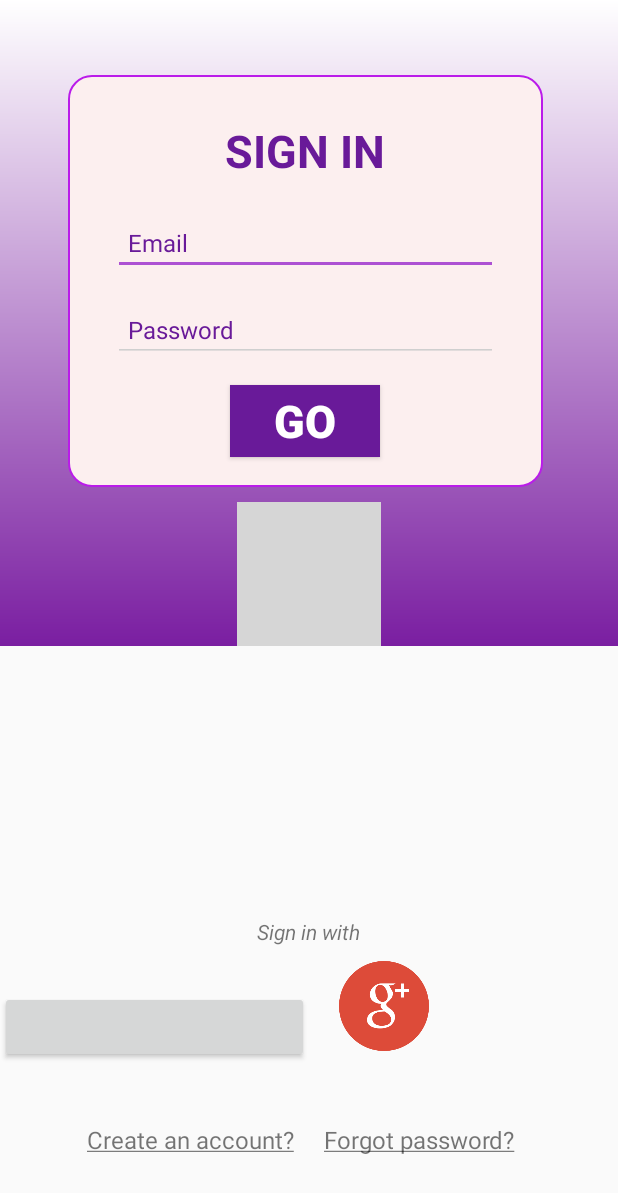
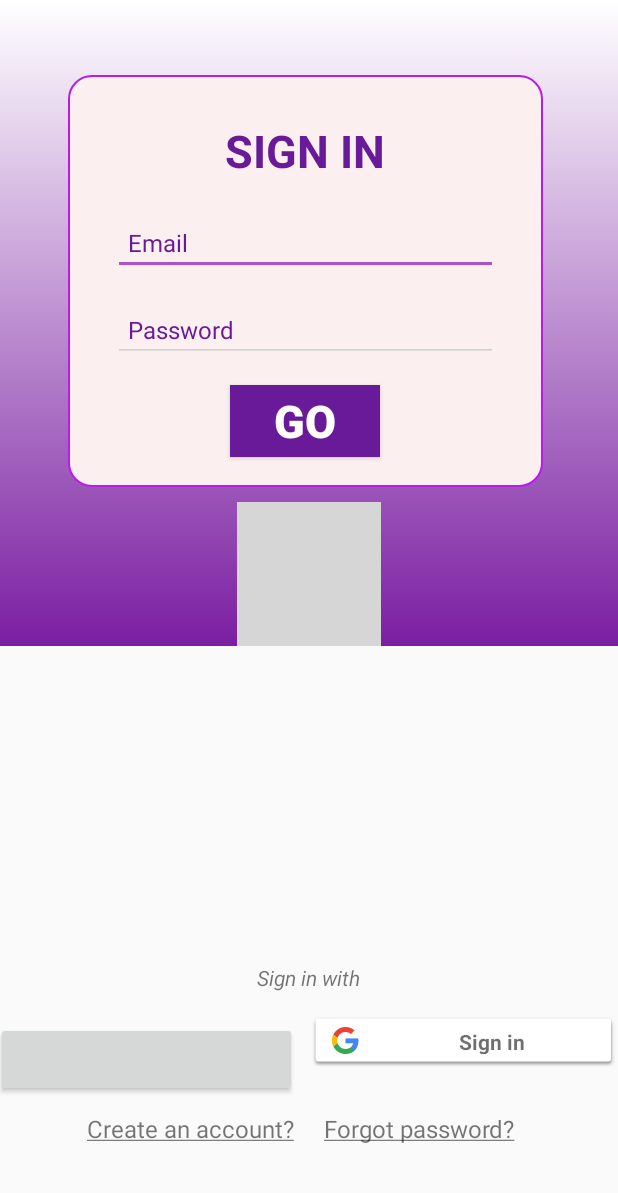
Before and after one commit to UngDungDiDong/LearnJapan, an Android app: the screen it shows after launch (LoginActivity), on a phone screen of 412 x 824 dp. Shown: the top 1193 px of the screen. Run offline under Robolectric (Android 15) with nearby library versions, the phone set to English and light mode, and no system bars; libraries missing offline, so code that uses them is left out: com.facebook, com.facebook.login; plain views replace LoginButton; 7 statements that could not run were skipped; grey boxes are pictures that could not be loaded.

Commit message:
Login Google

```diff
--- a/app/build.gradle
+++ b/app/build.gradle
@@ -41,5 +41,7 @@ dependencies {
     implementation 'com.android.support:design:26.1.0'
 
     compile 'com.facebook.android:facebook-android-sdk:[4,5)'
+
+    compile 'com.google.android.gms:play-services:11.8.0'
 }
 apply plugin: 'com.google.gms.google-services'
--- a/app/src/main/AndroidManifest.xml
+++ b/app/src/main/AndroidManifest.xml
@@ -3,7 +3,8 @@
     package="com.japan.jav.learnjapan">
 
     <uses-permission android:name="android.permission.INTERNET"/>
-
+    <uses-permission android:name="android.permission.GET_ACCOUNTS" />
+    <uses-permission android:name="android.permission.USE_CREDENTIALS" />
     <application
         android:allowBackup="true"
         android:icon="@mipmap/ic_launcher"
--- a/app/src/main/java/com/japan/jav/learnjapan/login_diem_nguyen/LoginActivity.java
+++ b/app/src/main/java/com/japan/jav/learnjapan/login_diem_nguyen/LoginActivity.java
@@ -5,6 +5,7 @@ import android.content.pm.PackageInfo;
 import android.content.pm.PackageManager;
 import android.content.pm.Signature;
 import android.os.Bundle;
+import android.support.annotation.NonNull;
 import android.support.v7.app.AppCompatActivity;
 import android.util.Base64;
 import android.util.Log;
@@ -23,6 +24,11 @@ import com.facebook.GraphRequest;
 import com.facebook.GraphResponse;
 import com.facebook.login.LoginResult;
 import com.facebook.login.widget.LoginButton;
+import com.google.android.gms.auth.api.Auth;
+import com.google.android.gms.auth.api.signin.GoogleSignInOptions;
+import com.google.android.gms.common.ConnectionResult;
+import com.google.android.gms.common.SignInButton;
+import com.google.android.gms.common.api.GoogleApiClient;
 import com.japan.jav.learnjapan.R;
 import org.json.JSONObject;
 
@@ -34,17 +40,18 @@ import java.util.Arrays;
  * Created by matas on 3/17/18.
  */
 
-public class LoginActivity  extends AppCompatActivity {
+public class LoginActivity  extends AppCompatActivity implements View.OnClickListener, GoogleApiClient.OnConnectionFailedListener {
 
     private EditText edtUsername;
     private EditText edtPassword;
     private Button btnLogin;
     private LoginButton imgFacebook;
-    private ImageView imgGoogle;
+    private SignInButton imgGoogle;
     private TextView txtCreateAcount;
     private TextView txtForgotPass;
-
+    private GoogleApiClient mGoogleSignInClient;
     CallbackManager callbackManager;
+    int RC_SIGN_IN =001;
 
     @Override
     protected void onCreate(Bundle savedInstanceState) {
@@ -53,6 +60,21 @@ public class LoginActivity  extends AppCompatActivity {
         callbackManager = CallbackManager.Factory.create();
 
         setContentView(R.layout.activity_login_nguyen_diem);
+
+        //yeu cau nguoi dung cung cap thong tin co ban
+        GoogleSignInOptions gso = new GoogleSignInOptions.Builder(GoogleSignInOptions.DEFAULT_SIGN_IN)
+                .requestEmail()
+                .build();
+
+        mGoogleSignInClient = new GoogleApiClient.Builder(this)
+                .enableAutoManage(this,this)
+                .addApi(Auth.GOOGLE_SIGN_IN_API,gso)
+                .build();
+
+        SignInButton imgGoogle =(SignInButton) findViewById(R.id.img_google);
+        imgGoogle.setSize(SignInButton.SIZE_STANDARD);
+
+        findViewById(R.id.img_google).setOnClickListener(this);
 
         getControls();
         setEvens();
@@ -102,7 +124,7 @@ public class LoginActivity  extends AppCompatActivity {
         edtPassword = (EditText) findViewById(R.id.edt_password);
         btnLogin = (Button) findViewById(R.id.btnLogin);
         imgFacebook = (LoginButton) findViewById(R.id.img_facebook);
-        imgGoogle = (ImageView) findViewById(R.id.img_google);
+        imgGoogle =(SignInButton) findViewById(R.id.img_google);
         txtCreateAcount = (TextView) findViewById(R.id.tv_create_an_account);
         txtForgotPass = (TextView) findViewById(R.id.tv_forgot_password);
     }
@@ -169,4 +191,24 @@ public class LoginActivity  extends AppCompatActivity {
         super.onActivityResult(requestCode, resultCode, data);
         callbackManager.onActivityResult(requestCode, resultCode, data);
     }
+
+    @Override
+    public void onConnectionFailed(@NonNull ConnectionResult connectionResult) {
+        Log.d("Failed",connectionResult+ "");
+    }
+
+    private void signIn() {
+        Intent signInIntent = Auth.GoogleSignInApi.getSignInIntent(mGoogleSignInClient);
+        startActivityForResult(signInIntent, RC_SIGN_IN);
+        Log.d("Success",mGoogleSignInClient.isConnected()+ "");
+    }
+
+    @Override
+    public void onClick(View v) {
+        switch (v.getId()){
+            case R.id.img_google:
+                signIn();
+                break;
+        }
+    }
 }
--- a/app/src/main/res/layout/activity_login_nguyen_diem.xml
+++ b/app/src/main/res/layout/activity_login_nguyen_diem.xml
@@ -14,7 +14,7 @@
 
         <LinearLayout
             android:layout_width="match_parent"
-            android:layout_height="match_parent"
+            android:layout_height="wrap_content"
             android:orientation="vertical">
 
                 <LinearLayout
@@ -113,8 +113,8 @@
     <LinearLayout
         android:layout_width="match_parent"
         android:layout_height="wrap_content"
-        android:orientation="vertical"
-        android:layout_weight="20">
+        android:layout_weight="20"
+        android:orientation="vertical">
 
         <TextView
             android:id="@+id/login_with"
@@ -123,8 +123,8 @@
             android:layout_gravity="center"
             android:layout_marginTop="10dp"
             android:text="Sign in with"
+            android:textSize="14dp"
             android:textStyle="italic"
-            android:textSize="14dp"
 
             />
 
@@ -136,43 +136,42 @@
 
             <LinearLayout
                 android:layout_width="match_parent"
-                android:layout_height="wrap_content"
+                android:layout_height="match_parent"
                 android:layout_weight="5"
                 android:orientation="vertical">
 
                 <com.facebook.login.widget.LoginButton
                     android:id="@+id/img_facebook"
                     android:layout_width="match_parent"
-                    android:layout_height="match_parent"
+                    android:layout_height="50dp"
                     android:layout_gravity="center_horizontal"
-                    android:layout_marginTop="30dp"
-                    android:layout_marginBottom="30dp" />
+                    android:layout_marginBottom="10dp"
+                    android:layout_marginRight="5dp"
+                    android:layout_marginTop="20dp" />
             </LinearLayout>
 
             <LinearLayout
                 android:layout_width="match_parent"
-                android:layout_height="wrap_content"
+                android:layout_height="match_parent"
                 android:layout_weight="5"
                 android:orientation="vertical">
 
-                <ImageView
+                <com.google.android.gms.common.SignInButton
                     android:id="@+id/img_google"
-                    android:layout_width="60dp"
-                    android:layout_height="60dp"
-                    android:layout_gravity="left"
-                    android:layout_marginLeft="20dp"
-                    android:layout_marginTop="10dp"
-                    android:src="@drawable/googleplus" />
+                    android:layout_width="match_parent"
+                    android:layout_height="36dp"
+                    android:layout_gravity="center_horizontal"
+                    android:layout_marginTop="14dp" />
+
             </LinearLayout>
         </LinearLayout>
 
         <LinearLayout
             android:layout_width="match_parent"
             android:layout_height="wrap_content"
-            android:layout_marginTop="10dp"
+            android:layout_weight="20"
+            android:orientation="horizontal"
             android:paddingBottom="10dp"
-            android:orientation="horizontal"
-            android:layout_weight="20"
             android:weightSum="10">
 
             <LinearLayout
```
